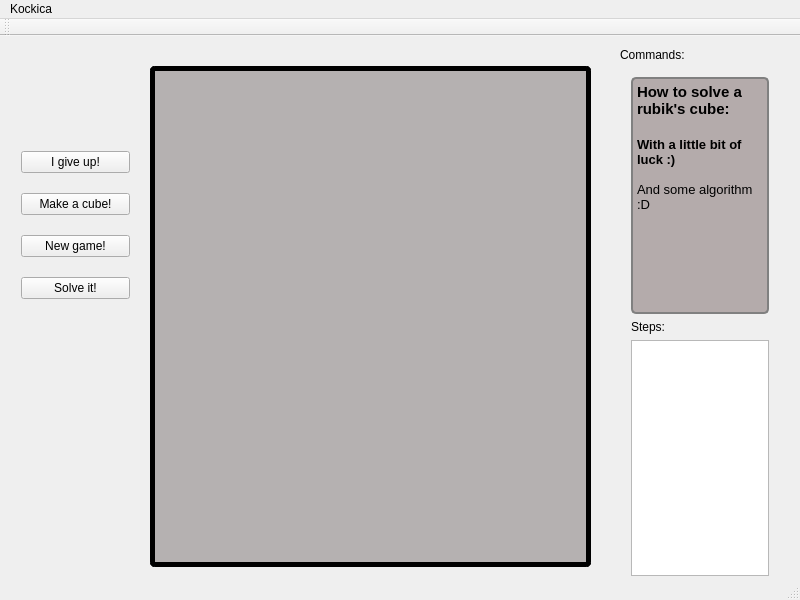
First picture: the form in SRCE/rubik.ui, repository Dara1994/SolveRubickCubeEasy, before the edit.
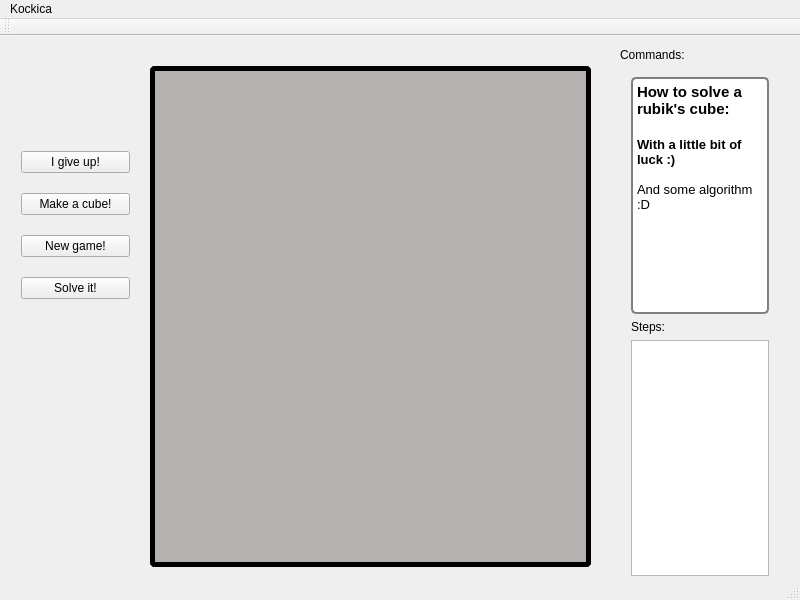
Second picture: the form after the edit.

Commit message: i boja zamenjena za belu

Patch:
```diff
--- a/SRCE/rubik.ui
+++ b/SRCE/rubik.ui
@@ -67,7 +67,7 @@
       <widget class="QTextBrowser" name="Game_explained">
        <property name="styleSheet">
         <string notr="true">QTextBrowser {
-background-color: rgb(180, 171, 171);
+background-color: rgb(255, 255, 255);
  border: 2px solid gray;
  border-radius: 5px;
  margin-top: 1ex; /* leave space at the top for the title */
```
